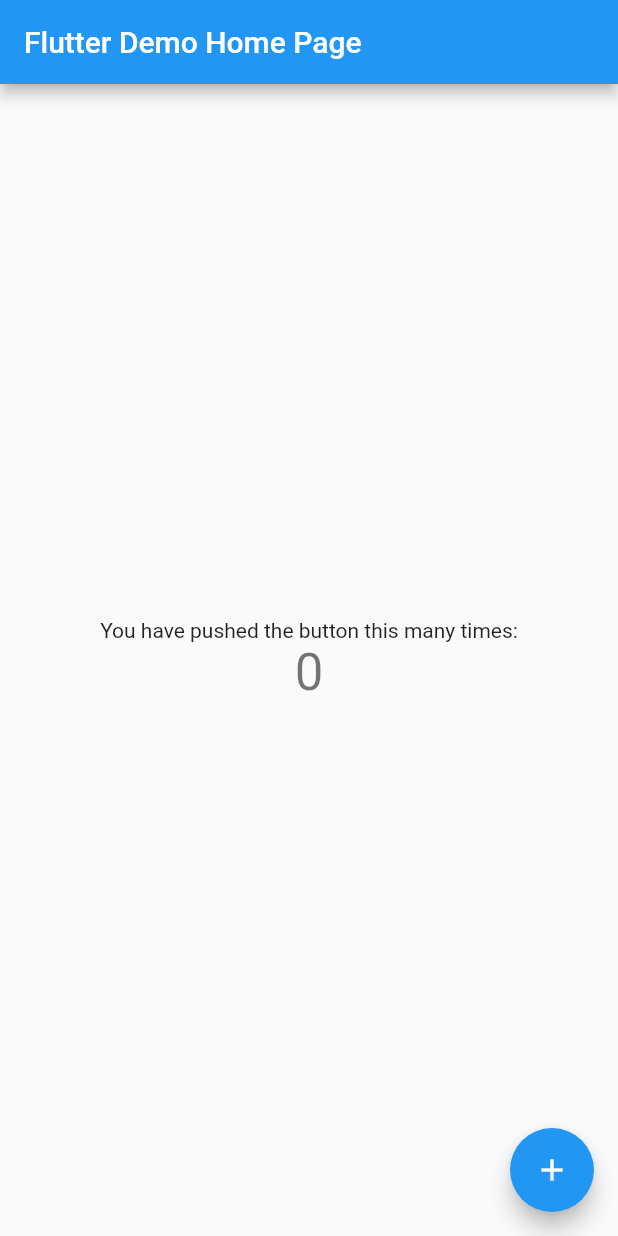
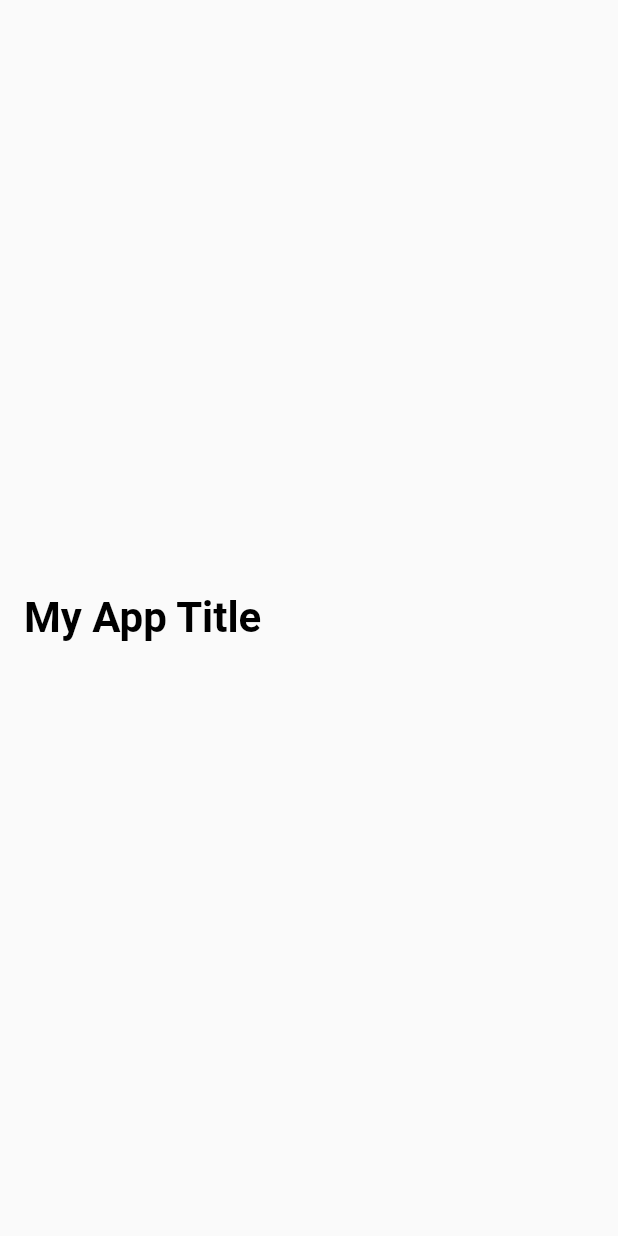
Before and after one commit to rafaelhalder/flutter-firebase, a Flutter app: the screen it shows after launch, on a phone screen of 412 x 824 dp. Run offline on Flutter 3.47's test engine with Material 2 defaults, Android fonts, the phone set to English and light mode, and no system bars.

Commit message:
start project

```diff
--- a/lib/main.dart
+++ b/lib/main.dart
@@ -10,106 +10,53 @@ class MyApp extends StatelessWidget {
   // This widget is the root of your application.
   @override
   Widget build(BuildContext context) {
-    return MaterialApp(
-      title: 'Flutter Demo',
-      theme: ThemeData(
-        // This is the theme of your application.
-        //
-        // Try running your application with "flutter run". You'll see the
-        // application has a blue toolbar. Then, without quitting the app, try
-        // changing the primarySwatch below to Colors.green and then invoke
-        // "hot reload" (press "r" in the console where you ran "flutter run",
-        // or simply save your changes to "hot reload" in a Flutter IDE).
-        // Notice that the counter didn't reset back to zero; the application
-        // is not restarted.
-        primarySwatch: Colors.blue,
-      ),
-      home: const MyHomePage(title: 'Flutter Demo Home Page'),
+    return const MaterialApp(
+      home: HomePage(),
+
     );
   }
 }
 
-class MyHomePage extends StatefulWidget {
-  const MyHomePage({Key? key, required this.title}) : super(key: key);
-
-  // This widget is the home page of your application. It is stateful, meaning
-  // that it has a State object (defined below) that contains fields that affect
-  // how it looks.
-
-  // This class is the configuration for the state. It holds the values (in this
-  // case the title) provided by the parent (in this case the App widget) and
-  // used by the build method of the State. Fields in a Widget subclass are
-  // always marked "final".
-
-  final String title;
+class HomePage extends StatefulWidget {
+  const HomePage({ Key? key }) : super(key: key);
 
   @override
-  State<MyHomePage> createState() => _MyHomePageState();
+  _HomePageState createState() => _HomePageState();
 }
 
-class _MyHomePageState extends State<MyHomePage> {
-  int _counter = 0;
-
-  void _incrementCounter() {
-    setState(() {
-      // This call to setState tells the Flutter framework that something has
-      // changed in this State, which causes it to rerun the build method below
-      // so that the display can reflect the updated values. If we changed
-      // _counter without calling setState(), then the build method would not be
-      // called again, and so nothing would appear to happen.
-      _counter++;
-    });
+class _HomePageState extends State<HomePage> {
+  @override
+  Widget build(BuildContext context) {
+    return const Scaffold(body: LoginScreen());
   }
+}
+class LoginScreen extends StatefulWidget {
+  const LoginScreen({ Key? key }) : super(key: key);
 
   @override
+  _LoginScreenState createState() => _LoginScreenState();
+}
+
+class _LoginScreenState extends State<LoginScreen> {
+  @override
   Widget build(BuildContext context) {
-    // This method is rerun every time setState is called, for instance as done
-    // by the _incrementCounter method above.
-    //
-    // The Flutter framework has been optimized to make rerunning build methods
-    // fast, so that you can just rebuild anything that needs updating rather
-    // than having to individually change instances of widgets.
-    return Scaffold(
-      appBar: AppBar(
-        // Here we take the value from the MyHomePage object that was created by
-        // the App.build method, and use it to set our appbar title.
-        title: Text(widget.title),
-      ),
-      body: Center(
-        // Center is a layout widget. It takes a single child and positions it
-        // in the middle of the parent.
-        child: Column(
-          // Column is also a layout widget. It takes a list of children and
-          // arranges them vertically. By default, it sizes itself to fit its
-          // children horizontally, and tries to be as tall as its parent.
-          //
-          // Invoke "debug painting" (press "p" in the console, choose the
-          // "Toggle Debug Paint" action from the Flutter Inspector in Android
-          // Studio, or the "Toggle Debug Paint" command in Visual Studio Code)
-          // to see the wireframe for each widget.
-          //
-          // Column has various properties to control how it sizes itself and
-          // how it positions its children. Here we use mainAxisAlignment to
-          // center the children vertically; the main axis here is the vertical
-          // axis because Columns are vertical (the cross axis would be
-          // horizontal).
-          mainAxisAlignment: MainAxisAlignment.center,
-          children: <Widget>[
-            const Text(
-              'You have pushed the button this many times:',
+    return Padding(
+      padding: const EdgeInsets.all(16.0),
+      child: Column(
+        mainAxisAlignment:MainAxisAlignment.center,
+        crossAxisAlignment:CrossAxisAlignment.start,
+        children: const [
+          Text(
+            "My App Title",
+            style: TextStyle(
+              color: Colors.black,
+              fontSize: 28.0,
+              fontWeight: FontWeight.bold,
             ),
-            Text(
-              '$_counter',
-              style: Theme.of(context).textTheme.headline4,
-            ),
-          ],
-        ),
-      ),
-      floatingActionButton: FloatingActionButton(
-        onPressed: _incrementCounter,
-        tooltip: 'Increment',
-        child: const Icon(Icons.add),
-      ), // This trailing comma makes auto-formatting nicer for build methods.
+          )
+        ],
+      )
+
     );
   }
 }
```
